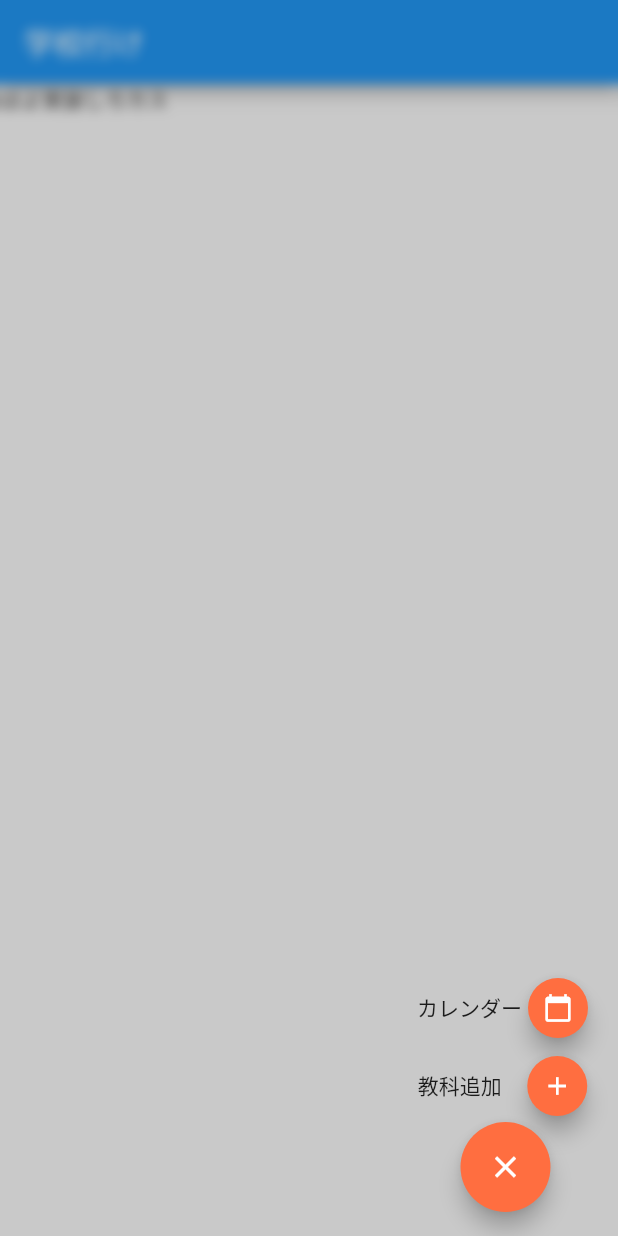
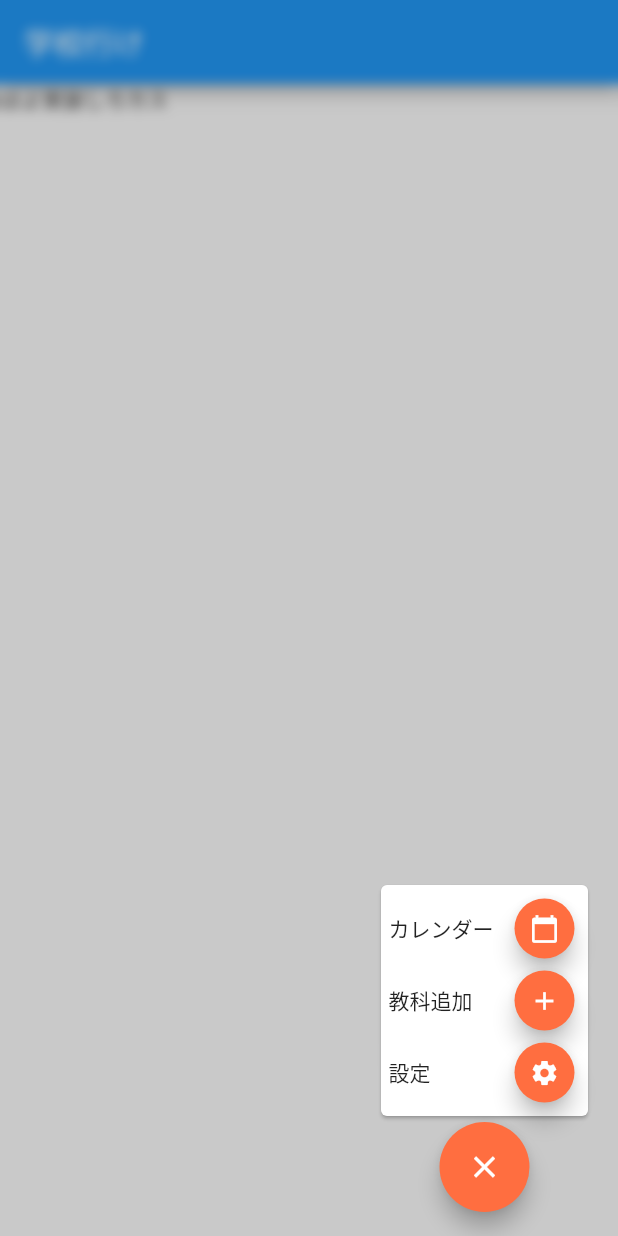
Before and after one commit to approvers/gakkouike, a Flutter app: the screen it shows after launch, after a tap on the "menu" icon, on a phone screen of 412 x 824 dp. Run offline on Flutter 3.47's test engine with Material 2 defaults, Android fonts, the phone set to English and light mode, and no system bars.

Commit message:
FABの調整

```diff
--- a/lib/CustomFAB/cool.dart
+++ b/lib/CustomFAB/cool.dart
@@ -128,8 +128,13 @@ class FoldFloatButtonWrap extends StatelessWidget {
               FoldAnimationWrap(
                 isExpanded: isExpanded,
                 duration: foldAnimationDuration,
-                child: Column(
-                  children: expandedWidget,
+                child: Card(
+                  child: Padding(child:
+                  Column(
+                    children: expandedWidget,
+                  ),
+                  padding: EdgeInsets.all(5.0),
+                  )
                 ),
               ),
               floatButton
--- a/lib/main.dart
+++ b/lib/main.dart
@@ -57,7 +57,10 @@ class _HomePageState extends State<HomePage>{
           expandedWidget: <Widget>[
                 Row(
                   children: <Widget>[
-                    Text("カレンダー"),
+                    SizedBox(
+                      width: 80,
+                      child: Text("カレンダー"),
+                    ),
                     FloatingActionButton(
                       child: Icon(Icons.calendar_today, size: 20,),
                       backgroundColor: Colors.deepOrangeAccent,
@@ -76,11 +79,12 @@ class _HomePageState extends State<HomePage>{
                     ),
                   ],
                 ),
-                SizedBox(height: 4,),
                 Row(
                   children: <Widget>[
-                    Text("教科追加"),
-                    SizedBox(width: 13,),
+                    SizedBox(
+                      width: 80,
+                      child: Text("教科追加"),
+                    ),
                     FloatingActionButton(
                       child: Icon(Icons.add, size: 20,),
                       backgroundColor: Colors.deepOrangeAccent,
@@ -98,6 +102,30 @@ class _HomePageState extends State<HomePage>{
                       heroTag: "adder",
                     ),
                   ],
+                ),
+                Row(
+                  children: <Widget>[
+                    SizedBox(
+                      width: 80,
+                      child: Text("設定"),
+                    ),
+                    FloatingActionButton(
+                      child: Icon(Icons.settings, size: 20,),
+                      backgroundColor: Colors.deepOrangeAccent,
+                      mini: true,
+                      onPressed: (){
+                        setState(() {
+                          isExpanded ^= true;
+                          Navigator.of(context).push(
+                              new MaterialPageRoute(
+                                  builder: (BuildContext context) => new ConfigRootView()
+                              )
+                          );
+                        });
+                      },
+                      heroTag: "config",
+                    ),
+                  ],
                 )
 
 
```
